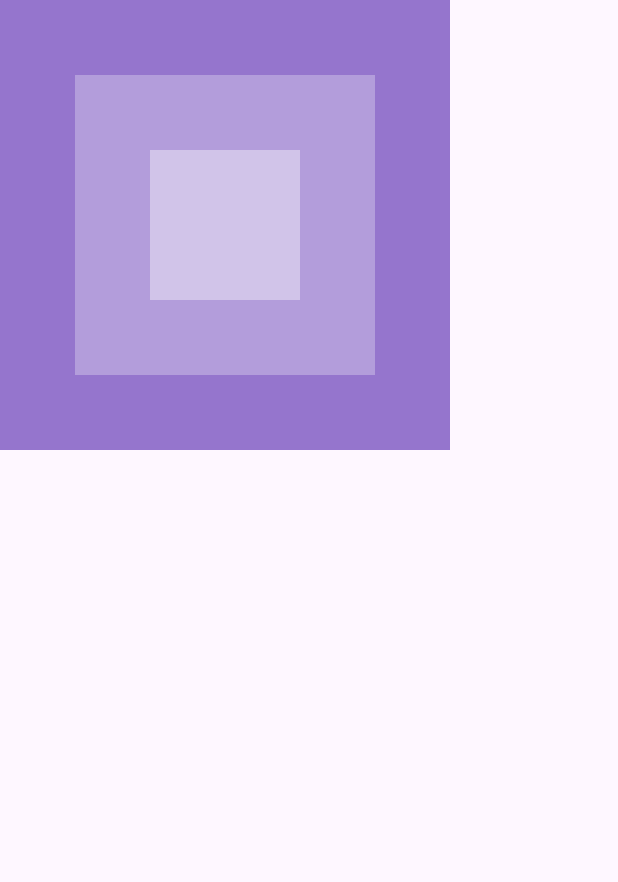
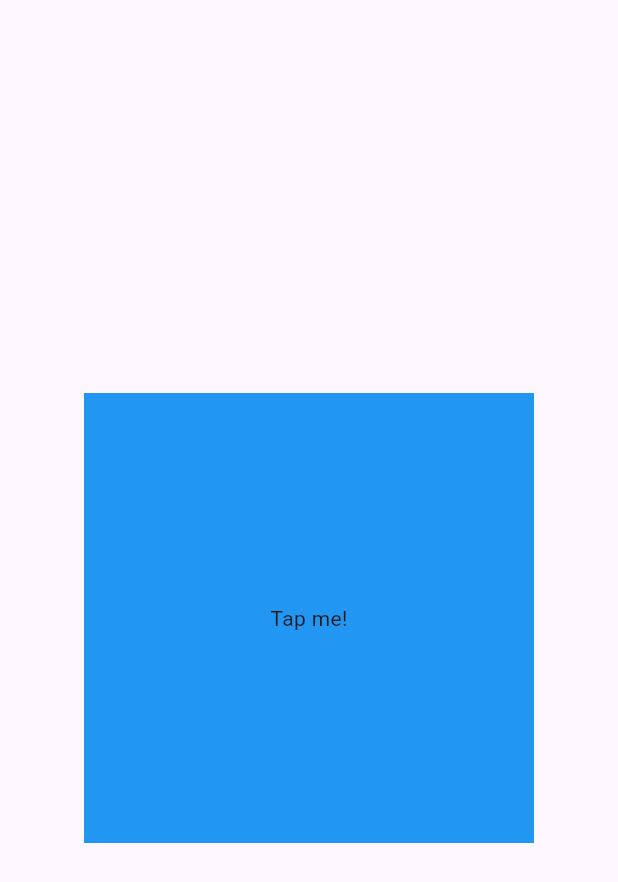
Before and after one commit to Masyak95/my_app, a Flutter app: the screen it shows after launch, on a phone screen of 412 x 824 dp. Shown: the top 882 px of the screen. Run offline on Flutter 3.47's test engine with Material 3 defaults, Android fonts, the phone set to English and light mode, and no system bars.

```diff
--- a/lib/main.dart
+++ b/lib/main.dart
@@ -9,31 +9,26 @@ void main() {
 class MyApp extends StatelessWidget {
    MyApp({super.key});
 
-  List names = ["John", "Joy", "Marian"];
+   void userTapped(){
+     print("tap");
+   }
 
   @override
   Widget build(BuildContext context) {
     return MaterialApp(
       debugShowCheckedModeBanner: false,
       home: Scaffold(
-        body: Stack(
-          alignment: Alignment.center,
-          children: [
-            Container(
-              width: 300,
-              height: 300,
-              color: Colors.deepPurple[300],
-            ),Container(
-              width: 200,
-              height: 200,
-              color: Colors.deepPurple[200],
-            ),Container(
-              width: 100,
-              height: 100,
-              color: Colors.deepPurple[100],
-            ),
-          ],
-        ),
+       body: Center(
+         child: GestureDetector(
+           onTap: userTapped,
+           child: Container(
+             width: 300,
+             height: 300,
+             color: Colors.blue,
+             child: Center(child: Text("Tap me!")),
+           ),
+         ),
+       ),
       ),
     );
   }
```
